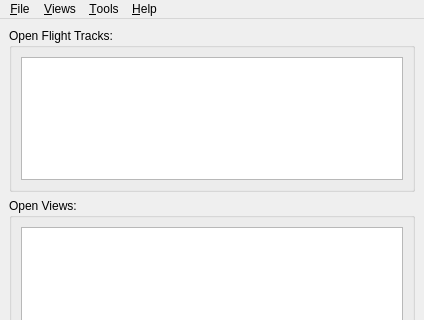
Old version of the form mslib/msui/ui/ui_mainwindow.ui in the repository Open-MSS/MSS; both pictures show x 0 to 424 and y 0 to 320 of the 424 by 540 pixel window.
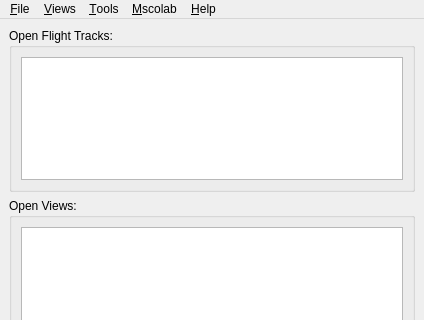
New version of the form.

Commit message: launch mscolab window on action

Diff of the .ui file:
```diff
--- a/mslib/msui/ui/ui_mainwindow.ui
+++ b/mslib/msui/ui/ui_mainwindow.ui
@@ -152,9 +152,16 @@
     <addaction name="actionOnlineHelp"/>
     <addaction name="actionAboutMSUI"/>
    </widget>
+   <widget class="QMenu" name="menu_Mscolab">
+    <property name="title">
+     <string>&amp;Mscolab</string>
+    </property>
+    <addaction name="actionMscolabProjects"/>
+   </widget>
    <addaction name="menu_File"/>
    <addaction name="menu_View"/>
    <addaction name="menu_Tools"/>
+   <addaction name="menu_Mscolab"/>
    <addaction name="menu_Help"/>
   </widget>
   <action name="action_Quit">
```
Left out of the diff: 1 changed line with no effect on the pictures. The commit also changes 6 other files.
